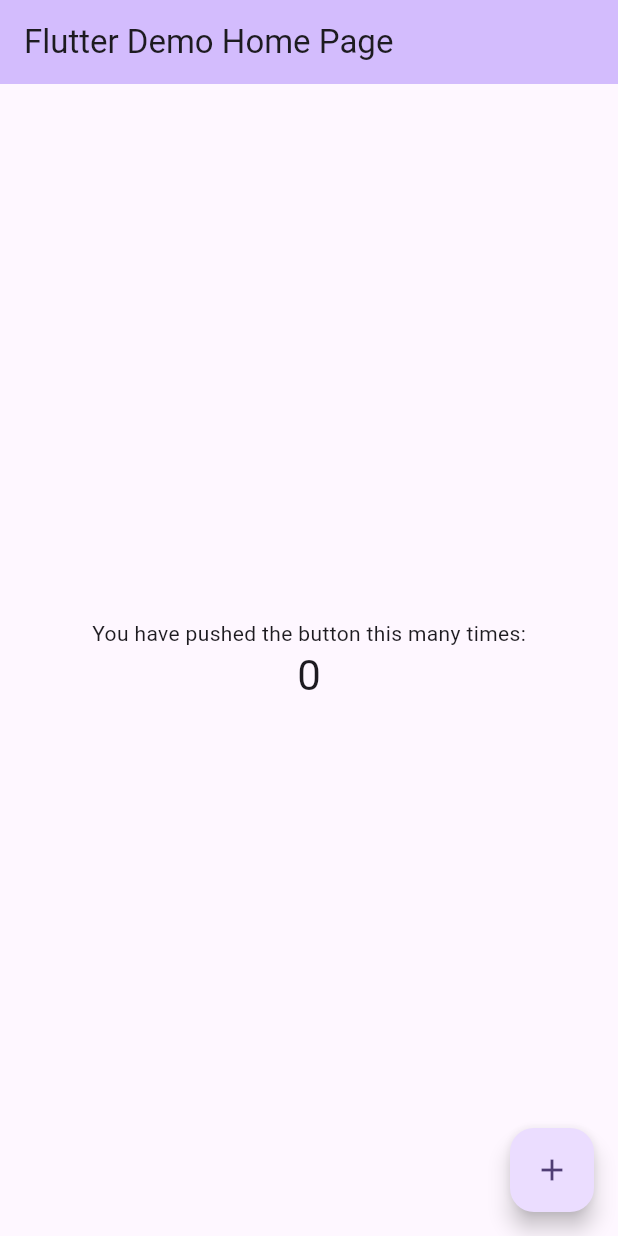
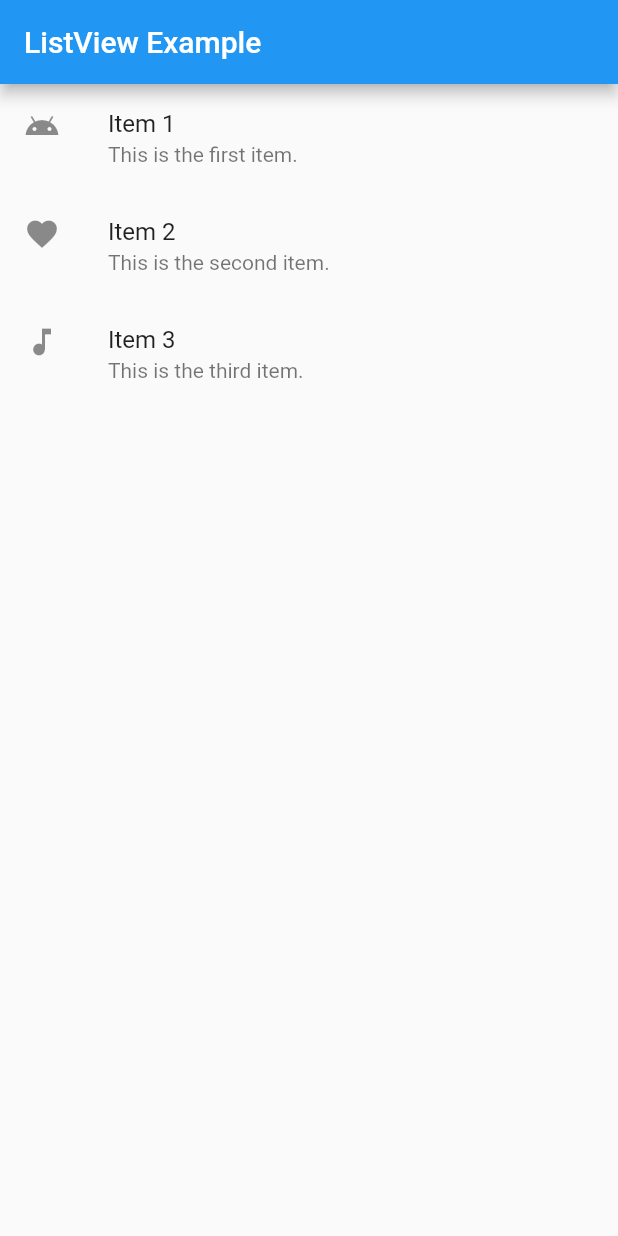
Before and after one commit to Zikri9106/tugas-kolaborasi, a Flutter app: the screen it shows after launch, on a phone screen of 412 x 824 dp. Run offline on Flutter 3.47's test engine with Material 2 defaults, Android fonts, the light colour scheme and no system bars.

Commit message:
feat [MZ] listview-page

```diff
--- /dev/null
+++ b/lib/list_view.dart
@@ -0,0 +1,47 @@
+import 'package:flutter/material.dart';
+
+void main() {
+  runApp(const listView());
+}
+
+class listView extends StatelessWidget {
+  const listView({super.key});
+
+  @override
+  Widget build(BuildContext context) {
+    return MaterialApp(
+      home: Scaffold(
+        appBar: AppBar(
+          title: const Text('ListView Example'),
+        ),
+        body: ListView(
+          children: <Widget>[
+            ListTile(
+              leading: const Icon(Icons.android),
+              title: const Text('Item 1'),
+              subtitle: const Text('This is the first item.'),
+              onTap: () {
+
+              },
+            ),
+            ListTile(
+              leading: const Icon(Icons.favorite),
+              title: const Text('Item 2'),
+              subtitle: const Text('This is the second item.'),
+              onTap: () {
+              },
+            ),
+            ListTile(
+              leading: const Icon(Icons.music_note),
+              title: const Text('Item 3'),
+              subtitle: const Text('This is the third item.'),
+              onTap: () {
+              },
+            ),
+            // Add more ListTiles here as needed.
+          ],
+        ),
+      ),
+    );
+  }
+}
--- a/lib/main.dart
+++ b/lib/main.dart
@@ -1,4 +1,5 @@
 import 'package:flutter/material.dart';
+import 'package:tugas_kolaborasi/list_view.dart';
 
 void main() {
   runApp(const MyApp());
@@ -10,116 +11,16 @@ class MyApp extends StatelessWidget {
   // This widget is the root of your application.
   @override
   Widget build(BuildContext context) {
+
     return MaterialApp(
+
       title: 'Flutter Demo',
       theme: ThemeData(
-        // This is the theme of your application.
-        //
-        // TRY THIS: Try running your application with "flutter run". You'll see
-        // the application has a blue toolbar. Then, without quitting the app,
-        // try changing the seedColor in the colorScheme below to Colors.green
-        // and then invoke "hot reload" (save your changes or press the "hot
-        // reload" button in a Flutter-supported IDE, or press "r" if you used
-        // the command line to start the app).
-        //
-        // Notice that the counter didn't reset back to zero; the application
-        // state is not lost during the reload. To reset the state, use hot
-        // restart instead.
-        //
-        // This works for code too, not just values: Most code changes can be
-        // tested with just a hot reload.
         colorScheme: ColorScheme.fromSeed(seedColor: Colors.deepPurple),
         useMaterial3: true,
       ),
-      home: const MyHomePage(title: 'Flutter Demo Home Page'),
+      debugShowCheckedModeBanner: false,
+      home: const listView(),
     );
   }
 }
-
-class MyHomePage extends StatefulWidget {
-  const MyHomePage({super.key, required this.title});
-
-  // This widget is the home page of your application. It is stateful, meaning
-  // that it has a State object (defined below) that contains fields that affect
-  // how it looks.
-
-  // This class is the configuration for the state. It holds the values (in this
-  // case the title) provided by the parent (in this case the App widget) and
-  // used by the build method of the State. Fields in a Widget subclass are
-  // always marked "final".
-
-  final String title;
-
-  @override
-  State<MyHomePage> createState() => _MyHomePageState();
-}
-
-class _MyHomePageState extends State<MyHomePage> {
-  int _counter = 0;
-
-  void _incrementCounter() {
-    setState(() {
-      // This call to setState tells the Flutter framework that something has
-      // changed in this State, which causes it to rerun the build method below
-      // so that the display can reflect the updated values. If we changed
-      // _counter without calling setState(), then the build method would not be
-      // called again, and so nothing would appear to happen.
-      _counter++;
-    });
-  }
-
-  @override
-  Widget build(BuildContext context) {
-    // This method is rerun every time setState is called, for instance as done
-    // by the _incrementCounter method above.
-    //
-    // The Flutter framework has been optimized to make rerunning build methods
-    // fast, so that you can just rebuild anything that needs updating rather
-    // than having to individually change instances of widgets.
-    return Scaffold(
-      appBar: AppBar(
-        // TRY THIS: Try changing the color here to a specific color (to
-        // Colors.amber, perhaps?) and trigger a hot reload to see the AppBar
-        // change color while the other colors stay the same.
-        backgroundColor: Theme.of(context).colorScheme.inversePrimary,
-        // Here we take the value from the MyHomePage object that was created by
-        // the App.build method, and use it to set our appbar title.
-        title: Text(widget.title),
-      ),
-      body: Center(
-        // Center is a layout widget. It takes a single child and positions it
-        // in the middle of the parent.
-        child: Column(
-          // Column is also a layout widget. It takes a list of children and
-          // arranges them vertically. By default, it sizes itself to fit its
-          // children horizontally, and tries to be as tall as its parent.
-          //
-          // Column has various properties to control how it sizes itself and
-          // how it positions its children. Here we use mainAxisAlignment to
-          // center the children vertically; the main axis here is the vertical
-          // axis because Columns are vertical (the cross axis would be
-          // horizontal).
-          //
-          // TRY THIS: Invoke "debug painting" (choose the "Toggle Debug Paint"
-          // action in the IDE, or press "p" in the console), to see the
-          // wireframe for each widget.
-          mainAxisAlignment: MainAxisAlignment.center,
-          children: <Widget>[
-            const Text(
-              'You have pushed the button this many times:',
-            ),
-            Text(
-              '$_counter',
-              style: Theme.of(context).textTheme.headlineMedium,
-            ),
-          ],
-        ),
-      ),
-      floatingActionButton: FloatingActionButton(
-        onPressed: _incrementCounter,
-        tooltip: 'Increment',
-        child: const Icon(Icons.add),
-      ), // This trailing comma makes auto-formatting nicer for build methods.
-    );
-  }
-}
```
